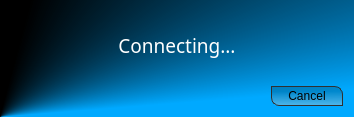
Old version of the form CommunicationModule/CommunicationUI/ui/LoadingWidget.ui in the repository realXtend/tundra.
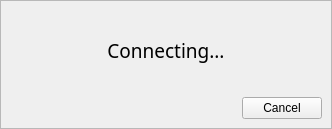
New version of the form.

Commit message: * New communications ui work -> Basic structure of the gui creating, changing views/widgets and needed helpers/managers are now in place -> StyleSheets loaded from file and applied to all widgets (theming) -> Login already works and credentials are loaded from config and upon successful login stored to config -> The ui is not enabled yet for public use

```diff
--- a/CommunicationModule/CommunicationUI/ui/LoadingWidget.ui
+++ b/CommunicationModule/CommunicationUI/ui/LoadingWidget.ui
@@ -6,60 +6,29 @@
    <rect>
     <x>0</x>
     <y>0</y>
-    <width>354</width>
-    <height>117</height>
+    <width>332</width>
+    <height>129</height>
    </rect>
   </property>
   <property name="windowTitle">
    <string>LoadingWidget</string>
   </property>
-  <property name="styleSheet">
-   <string>/* CONTAINERS */
-
-QWidget#LoadingWidget {
-	background-color: qconicalgradient(cx:0, cy:1, angle:277.2, stop:0.267045 rgba(0, 169, 255, 255), stop:0.465909 rgba(0, 0, 0, 255));
-}
-
-/* QLABEL */
-
-QLabel {
-	color: rgb(255,255,255);
-}
-
-/* QPUSHBUTTON */
-
-QPushButton {
-	color: rgb(0, 0, 0);
-	min-width: 60px;
-	font-size: 12px;
-	border: 1px solid;
-	border-color: rgb(48, 48, 48);
-	border-radius: 8px;
-	border-top-left-radius: 0px;
-	border-bottom-right-radius: 0px;
-	padding: 2px 5px;
-	background-color: qlineargradient(spread:pad, x1:0.488636, y1:0.273, x2:0.511, y2:1, stop:0 rgba(0, 0, 0, 50), stop:1 rgba(207, 207, 207, 100));
-}
-
-QPushButton:hover {
-	border-color: rgba(0, 0, 0, 255);
-	color: rgb(0,0,0);
-	background-color: qlineargradient(spread:pad, x1:0.488636, y1:0.273, x2:0.511, y2:1, stop:0 rgba(0, 169, 255, 255), stop:1 rgba(0, 0, 0, 50));
-}
-
-QPushButton#pushButton_Connect, QPushButton#pushButton_Close {
-	margin-right:15px;
-}
-
-/* QLINEEDIT */
-
-QLineEdit {
-	border: 1px solid grey;
-	border-radius: 0px;
-	border-bottom-right-radius: 8px;
-}</string>
-  </property>
   <layout class="QVBoxLayout" name="verticalLayout_2">
+   <property name="spacing">
+    <number>0</number>
+   </property>
+   <property name="margin">
+    <number>0</number>
+   </property>
+   <item>
+    <widget class="QFrame" name="MainFrame">
+     <property name="frameShape">
+      <enum>QFrame::StyledPanel</enum>
+     </property>
+     <property name="frameShadow">
+      <enum>QFrame::Raised</enum>
+     </property>
+     <layout class="QVBoxLayout" name="verticalLayout_3">
    <item>
     <layout class="QVBoxLayout" name="verticalLayout">
      <item>
@@ -112,6 +81,9 @@
       </layout>
      </item>
     </layout>
+      </item>
+     </layout>
+    </widget>
    </item>
   </layout>
  </widget>
```
Lines whose indentation alone changed are shown as unchanged. The commit also changes 12 other files.
